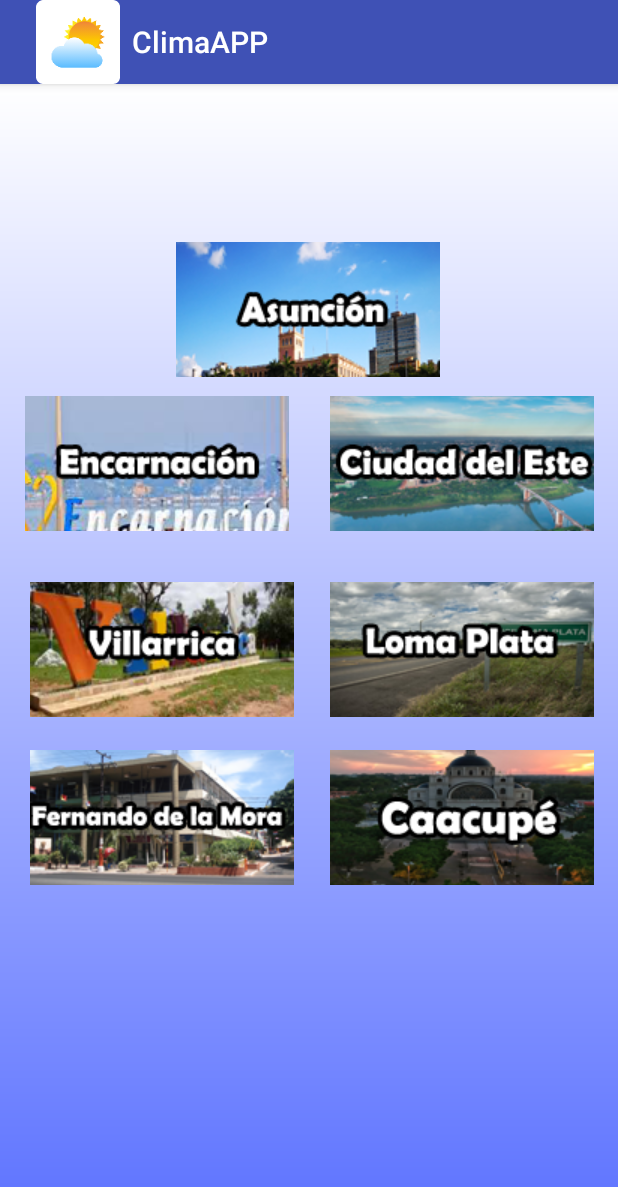
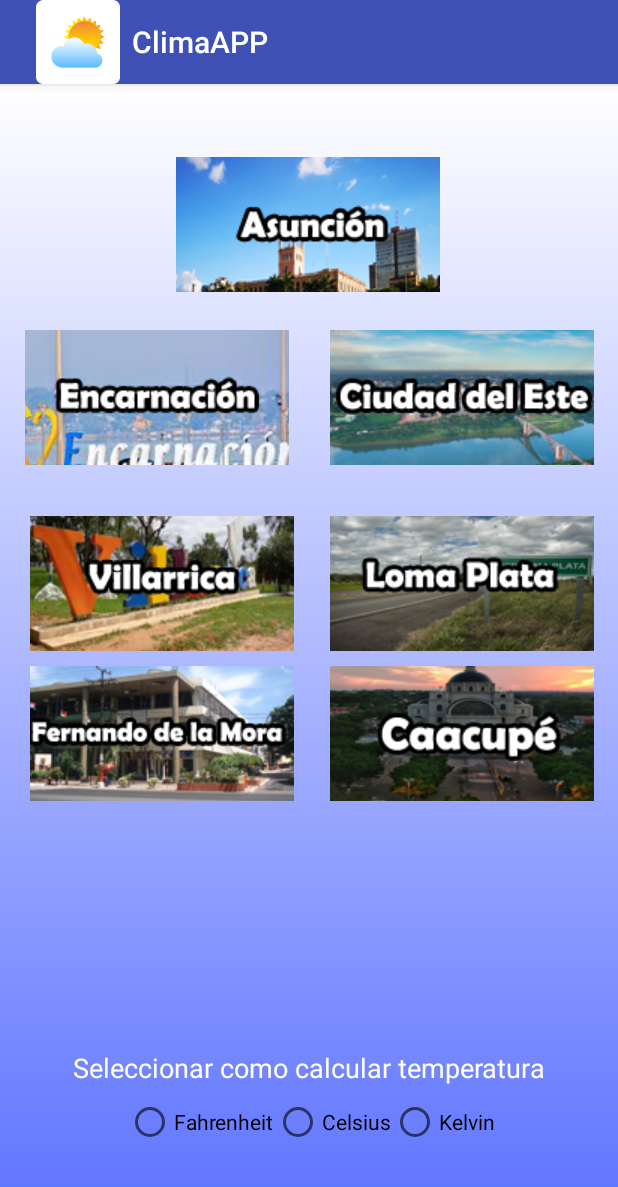
Before and after one commit to LucasGinard/ClimaAPP, an Android app: the screen it shows after launch (MainActivity), on a phone screen of 412 x 824 dp. Shown: the top 1187 px of the screen. Run offline under Robolectric (Android 15) with nearby library versions, the phone set to English and light mode, and no system bars.

Commit message:
Fase 1.1 (Falta implementar calcular temperatura )

```diff
--- a/app/src/main/java/com/example/climaapp/MainActivity2.kt
+++ b/app/src/main/java/com/example/climaapp/MainActivity2.kt
@@ -18,9 +18,9 @@ class MainActivity2 : AppCompatActivity() {
         climafun()
     }
     private fun climafun() {
-
+        var medidatemp = intent.getStringExtra("medidatemp")
         var numero = intent.getStringExtra("ubicacion")
-        var url = numero
+        var url = "${numero}${medidatemp}"
 
         val jsonObjectRequest = JsonObjectRequest(Request.Method.GET, url, null, { response ->
             try {
--- a/app/src/main/res/layout/activity_main.xml
+++ b/app/src/main/res/layout/activity_main.xml
@@ -19,26 +19,14 @@
         app:layout_constraintHorizontal_bias="0.497"
         app:layout_constraintStart_toStartOf="parent"
         app:layout_constraintTop_toTopOf="parent"
-        app:layout_constraintVertical_bias="0.155"
+        app:layout_constraintVertical_bias="0.072"
         app:srcCompat="@drawable/iconasu" />
-
-    <ImageButton
-        android:id="@+id/pasar2"
-        android:layout_width="176dp"
-        android:layout_height="90dp"
-        android:layout_marginTop="208dp"
-        android:layout_marginEnd="16dp"
-        android:background="@android:color/transparent"
-        android:contentDescription="@string/app_name"
-        app:layout_constraintEnd_toEndOf="parent"
-        app:layout_constraintTop_toTopOf="parent"
-        app:srcCompat="@drawable/iconcde" />
 
     <ImageButton
         android:id="@+id/pasar5"
         android:layout_width="176dp"
         android:layout_height="90dp"
-        android:layout_marginTop="332dp"
+        android:layout_marginTop="288dp"
         android:layout_marginEnd="216dp"
         android:background="@android:color/transparent"
         android:contentDescription="@string/app_name"
@@ -47,10 +35,22 @@
         app:srcCompat="@drawable/iconvilla" />
 
     <ImageButton
+        android:id="@+id/pasar7"
+        android:layout_width="176dp"
+        android:layout_height="90dp"
+        android:layout_marginTop="388dp"
+        android:layout_marginEnd="16dp"
+        android:background="@android:color/transparent"
+        android:contentDescription="@string/app_name"
+        app:layout_constraintEnd_toEndOf="parent"
+        app:layout_constraintTop_toTopOf="parent"
+        app:srcCompat="@drawable/iconcaacupe" />
+
+    <ImageButton
         android:id="@+id/pasar6"
         android:layout_width="176dp"
         android:layout_height="90dp"
-        android:layout_marginTop="444dp"
+        android:layout_marginTop="388dp"
         android:layout_marginEnd="216dp"
         android:background="@android:color/transparent"
         android:contentDescription="@string/app_name"
@@ -59,22 +59,10 @@
         app:srcCompat="@drawable/iconfernando" />
 
     <ImageButton
-        android:id="@+id/pasar7"
-        android:layout_width="176dp"
-        android:layout_height="90dp"
-        android:layout_marginTop="444dp"
-        android:layout_marginEnd="16dp"
-        android:background="@android:color/transparent"
-        android:contentDescription="@string/app_name"
-        app:layout_constraintEnd_toEndOf="parent"
-        app:layout_constraintTop_toTopOf="parent"
-        app:srcCompat="@drawable/iconcaacupe" />
-
-    <ImageButton
         android:id="@+id/pasar4"
         android:layout_width="176dp"
         android:layout_height="90dp"
-        android:layout_marginTop="332dp"
+        android:layout_marginTop="288dp"
         android:layout_marginEnd="16dp"
         android:background="@android:color/transparent"
         android:contentDescription="@string/app_name"
@@ -86,7 +74,7 @@
         android:id="@+id/pasar3"
         android:layout_width="176dp"
         android:layout_height="90dp"
-        android:layout_marginTop="208dp"
+        android:layout_marginTop="164dp"
         android:background="@android:color/transparent"
         android:contentDescription="@string/app_name"
         app:layout_constraintEnd_toStartOf="@+id/pasar2"
@@ -95,4 +83,64 @@
         app:layout_constraintTop_toTopOf="parent"
         app:srcCompat="@drawable/iconenca" />
 
+    <ImageButton
+        android:id="@+id/pasar2"
+        android:layout_width="176dp"
+        android:layout_height="90dp"
+        android:layout_marginTop="164dp"
+        android:layout_marginEnd="16dp"
+        android:background="@android:color/transparent"
+        android:contentDescription="@string/app_name"
+        app:layout_constraintEnd_toEndOf="parent"
+        app:layout_constraintTop_toTopOf="parent"
+        app:srcCompat="@drawable/iconcde" />
+
+    <TextView
+        android:id="@+id/textView2"
+        android:layout_width="wrap_content"
+        android:layout_height="wrap_content"
+        android:layout_marginBottom="8dp"
+        android:layout_weight="1"
+        android:text="@string/Selecciontemperatura"
+        android:textColor="#FFFFFF"
+        android:textSize="18sp"
+        app:layout_constraintBottom_toTopOf="@+id/radioGroup"
+        app:layout_constraintEnd_toEndOf="parent"
+        app:layout_constraintStart_toStartOf="parent" />
+
+    <RadioGroup
+        android:id="@+id/radioGroup"
+        android:layout_width="414dp"
+        android:layout_height="wrap_content"
+        android:layout_marginBottom="60dp"
+        android:gravity="center"
+        android:orientation="horizontal"
+        app:layout_constraintBottom_toBottomOf="parent"
+        app:layout_constraintEnd_toEndOf="parent"
+        app:layout_constraintHorizontal_bias="0.333"
+        app:layout_constraintStart_toStartOf="parent">
+
+        <RadioButton
+            android:id="@+id/radioButton"
+            android:layout_width="wrap_content"
+            android:layout_height="wrap_content"
+            android:onClick="onRadioButtonClicked"
+            android:text="@string/temperaturafaranght" />
+
+        <RadioButton
+            android:id="@+id/radioButton2"
+            android:layout_width="wrap_content"
+            android:layout_height="wrap_content"
+            android:layout_weight="0"
+            android:onClick="onRadioButtonClicked"
+            android:text="@string/temperaturacelsius" />
+
+        <RadioButton
+            android:id="@+id/radioButton3"
+            android:layout_width="wrap_content"
+            android:layout_height="wrap_content"
+            android:onClick="onRadioButtonClicked"
+            android:text="@string/temperaturakelvin" />
+    </RadioGroup>
+
 </androidx.constraintlayout.widget.ConstraintLayout>
--- a/app/src/main/res/values/strings.xml
+++ b/app/src/main/res/values/strings.xml
@@ -14,6 +14,10 @@
     <string name="ciudad">Ciudad</string>
 
     <string name="vaCargando">Cargando</string>
+    <string name="Selecciontemperatura">Seleccionar como calcular temperatura</string>
+    <string name="temperaturacelsius">Celsius</string>
+    <string name="temperaturafaranght">Fahrenheit</string>
+    <string name="temperaturakelvin">Kelvin </string>
 
 
 
```
Also changed, not shown: app/src/main/java/com/example/climaapp/MainActivity.kt (+38 -10 lines).
